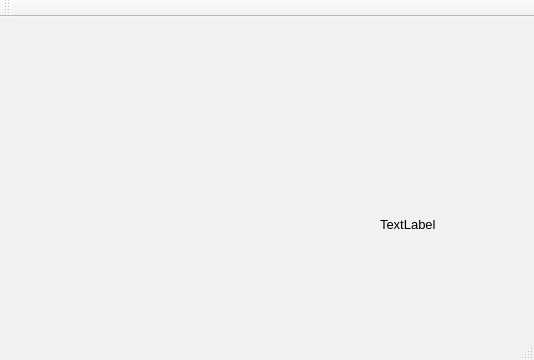
Old version of the form src/mainwindow.ui in the repository krontech/chronos-cam-app.
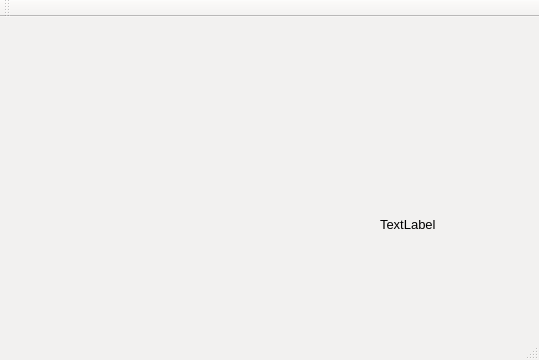
New version of the form.

```diff
--- a/src/mainwindow.ui
+++ b/src/mainwindow.ui
@@ -9,7 +9,7 @@
    <rect>
     <x>0</x>
     <y>0</y>
-    <width>534</width>
+    <width>539</width>
     <height>360</height>
    </rect>
   </property>
```
Left out of the diff: 2 changed lines with no effect on the pictures.
